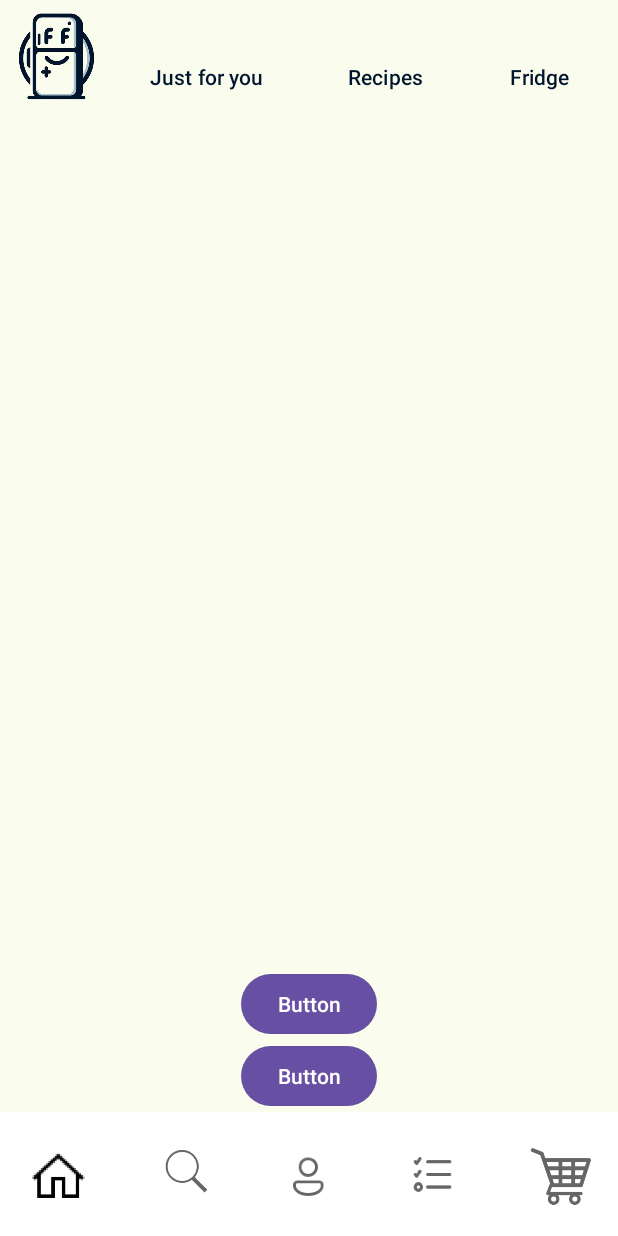
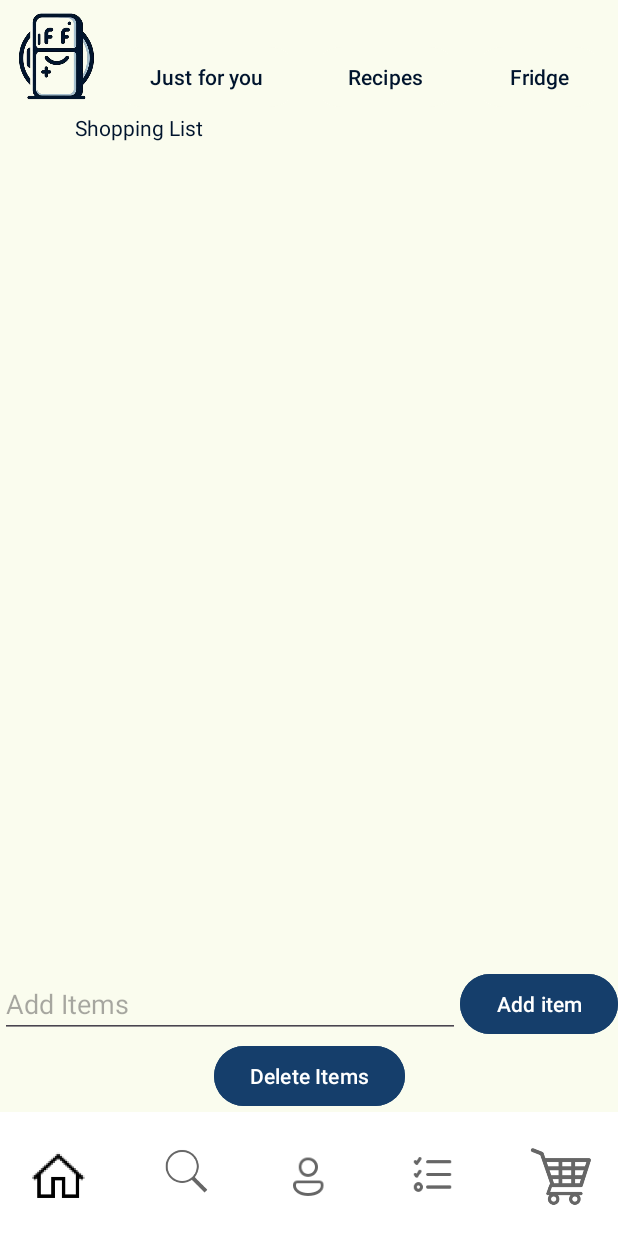
Before and after one commit to RomanAtanasiu/FridgeFindsMobile, an Android app: the ShoppingList screen opened directly, with no data from a screen before it, on a phone screen of 412 x 824 dp. Run offline under Robolectric (Android 15) with nearby library versions, the light colour scheme and no system bars.

Commit message:
maybe adding elements done

```diff
--- /dev/null
+++ b/app/src/main/java/com/example/fridgefindsmobile/Item.kt
@@ -0,0 +1,6 @@
+package com.example.fridgefindsmobile
+
+data class Item(
+    var text: String,
+    var isChecked: Boolean = false
+)
--- a/app/src/main/java/com/example/fridgefindsmobile/ShoppingList.kt
+++ b/app/src/main/java/com/example/fridgefindsmobile/ShoppingList.kt
@@ -2,22 +2,46 @@ package com.example.fridgefindsmobile
 
 import android.content.Intent
 import android.os.Bundle
+import android.widget.EditText
 import android.widget.ImageButton
+import android.widget.Button
 import androidx.activity.enableEdgeToEdge
 import androidx.appcompat.app.AppCompatActivity
 import androidx.core.view.ViewCompat
 import androidx.core.view.WindowInsetsCompat
+import androidx.recyclerview.widget.RecyclerView
 
 class ShoppingList : AppCompatActivity() {
+    private val mData = mutableListOf<Item>()
+    private lateinit var adapter: MyAdapter
+
     override fun onCreate(savedInstanceState: Bundle?) {
         super.onCreate(savedInstanceState)
         enableEdgeToEdge()
         setContentView(R.layout.activity_shopping_list)
+
+        val recyclerView = findViewById<RecyclerView>(R.id.recyclerView)
+        adapter = MyAdapter(mData)
+        recyclerView.adapter = adapter
+
+        val userItemEditText = findViewById<EditText>(R.id.userInput)
+        val addButton = findViewById<Button>(R.id.addButton)
+        addButton.setOnClickListener {
+            val userItemText = userItemEditText.text.toString()
+            if (userItemText.isNotEmpty()) {
+                val item = Item(userItemText)
+                mData.add(item)
+                adapter.notifyItemInserted(mData.size - 1)
+                userItemEditText.text.clear()
+            }
+        }
+
         ViewCompat.setOnApplyWindowInsetsListener(findViewById(R.id.main)) { v, insets ->
             val systemBars = insets.getInsets(WindowInsetsCompat.Type.systemBars())
             v.setPadding(systemBars.left, systemBars.top, systemBars.right, systemBars.bottom)
             insets
         }
+
         val buttonMain: ImageButton = findViewById(R.id.home_main)
         buttonMain.setOnClickListener {
             val intent = Intent(this, PantallaInicio::class.java)
--- a/app/src/main/res/layout/activity_shopping_list.xml
+++ b/app/src/main/res/layout/activity_shopping_list.xml
@@ -65,8 +65,9 @@
         android:layout_width="match_parent"
         android:layout_height="0dp"
         android:background="@color/white"
+        app:layout_constraintTop_toBottomOf="@+id/lineaBlanco"
         app:layout_constraintBottom_toBottomOf="parent"
-        app:layout_constraintTop_toBottomOf="@id/lineaBlanco" />
+    />
 
     <ImageButton
         android:id="@+id/home_main"
@@ -129,27 +130,56 @@
         app:srcCompat="@drawable/shopping" />
 
     <Button
-        android:id="@+id/button"
+        android:id="@+id/deleteItems"
         android:layout_width="wrap_content"
         android:layout_height="wrap_content"
-        android:text="Button"
-        app:layout_constraintBottom_toTopOf="@+id/button2"
+        android:text="Delete Items"
+        android:backgroundTint="#153E6B"
+        app:layout_constraintBottom_toTopOf="@+id/view"
         app:layout_constraintEnd_toEndOf="parent"
         app:layout_constraintStart_toStartOf="parent" />
 
     <Button
-        android:id="@+id/button2"
+        android:id="@+id/addButton"
         android:layout_width="wrap_content"
         android:layout_height="wrap_content"
-        android:text="Button"
-        app:layout_constraintBottom_toTopOf="@+id/view"
+        android:text="Add item"
+        android:backgroundTint="#153E6B"
+        app:layout_constraintTop_toBottomOf="@+id/recyclerView"
+        app:layout_constraintBottom_toTopOf="@+id/deleteItems"
         app:layout_constraintEnd_toEndOf="parent"
-        app:layout_constraintStart_toStartOf="parent" />
+        app:layout_constraintStart_toEndOf="@id/userInput"
+        />
 
     <androidx.recyclerview.widget.RecyclerView
-        android:layout_width="409dp"
-        android:layout_height="485dp"
-        app:layout_constraintTop_toBottomOf="@+id/JustForYou"
-        tools:layout_editor_absoluteX="1dp" />
+        android:id="@+id/recyclerView"
+        android:layout_width="0dp"
+        android:layout_height="0dp"
+        app:layout_constraintBottom_toTopOf="@+id/userInput"
+        app:layout_constraintEnd_toEndOf="parent"
+        app:layout_constraintStart_toStartOf="parent"
+        app:layout_constraintTop_toBottomOf="@+id/ShoppingListText" />
+
+    <TextView
+        android:id="@+id/ShoppingListText"
+        android:layout_width="wrap_content"
+        android:layout_height="wrap_content"
+        android:text="Shopping List"
+        android:textColor="@color/text_color_inicio"
+        android:layout_marginLeft="50dp"
+        app:layout_constraintStart_toStartOf="parent"
+        app:layout_constraintTop_toBottomOf="@+id/LogoImagen" />
+
+    <EditText
+            android:id="@+id/userInput"
+            android:layout_width="0dp"
+            android:layout_height="wrap_content"
+            android:hint="Add Items"
+            app:layout_constraintTop_toBottomOf="@+id/recyclerView"
+            app:layout_constraintBottom_toTopOf="@+id/deleteItems"
+            app:layout_constraintStart_toStartOf="parent"
+            app:layout_constraintEnd_toStartOf="@id/addButton"
+        />
+
 
 </androidx.constraintlayout.widget.ConstraintLayout>
```
Also changed, not shown: app/src/main/java/com/example/fridgefindsmobile/MyAdapter.kt (added, +33 -0 lines), app/src/main/res/layout/item_recycler_view.xml (added, +17 -0 lines).
